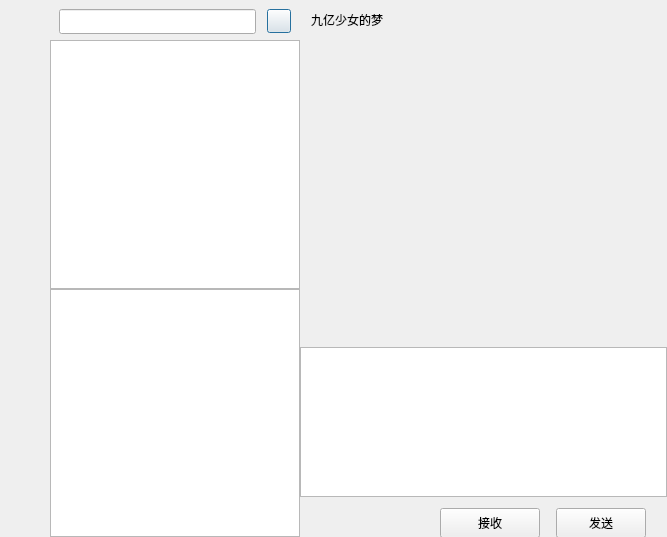
Above: ChatClient/Chat.ui from CodeNumberZero/LearningProject before the change. Below: the same form after it.
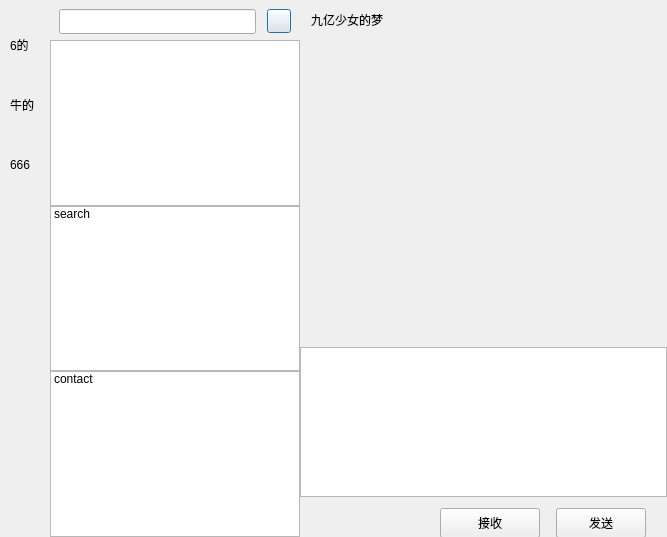
That is the form after the change. Custom widgets are drawn as their Qt base class.

The edit to the form file:
```diff
--- a/ChatClient/Chat.ui
+++ b/ChatClient/Chat.ui
@@ -95,7 +95,7 @@
             </size>
            </property>
            <property name="text">
-            <string/>
+            <string>6的</string>
            </property>
           </widget>
          </item>
@@ -114,7 +114,7 @@
             </size>
            </property>
            <property name="text">
-            <string/>
+            <string>牛的</string>
            </property>
           </widget>
          </item>
@@ -133,7 +133,7 @@
             </size>
            </property>
            <property name="text">
-            <string/>
+            <string>666</string>
            </property>
           </widget>
          </item>
@@ -158,6 +158,12 @@
    </item>
    <item>
     <widget class="QWidget" name="chat_list" native="true">
+     <property name="sizePolicy">
+      <sizepolicy hsizetype="Preferred" vsizetype="Preferred">
+       <horstretch>0</horstretch>
+       <verstretch>0</verstretch>
+      </sizepolicy>
+     </property>
      <property name="maximumSize">
       <size>
        <width>250</width>
@@ -268,7 +274,22 @@
        <widget class="QListWidget" name="chat_user_list"/>
       </item>
       <item>
-       <widget class="QListWidget" name="search_lsit"/>
+       <widget class="QListWidget" name="search_list">
+        <item>
+         <property name="text">
+          <string>search</string>
+         </property>
+        </item>
+       </widget>
+      </item>
+      <item>
+       <widget class="QListWidget" name="contact_user_list">
+        <item>
+         <property name="text">
+          <string>contact</string>
+         </property>
+        </item>
+       </widget>
       </item>
      </layout>
     </widget>
@@ -567,6 +588,16 @@
    <extends>QPushButton</extends>
    <header location="global">clickedbutton.h</header>
   </customwidget>
+  <customwidget>
+   <class>CustomizeEdit</class>
+   <extends>QLineEdit</extends>
+   <header location="global">customizeedit.h</header>
+  </customwidget>
+  <customwidget>
+   <class>ChatUserList</class>
+   <extends>QListWidget</extends>
+   <header location="global">chatuserlist.h</header>
+  </customwidget>
  </customwidgets>
  <resources/>
  <connections/>
```
Left out of the diff: 4 changed lines with no effect on the pictures.
